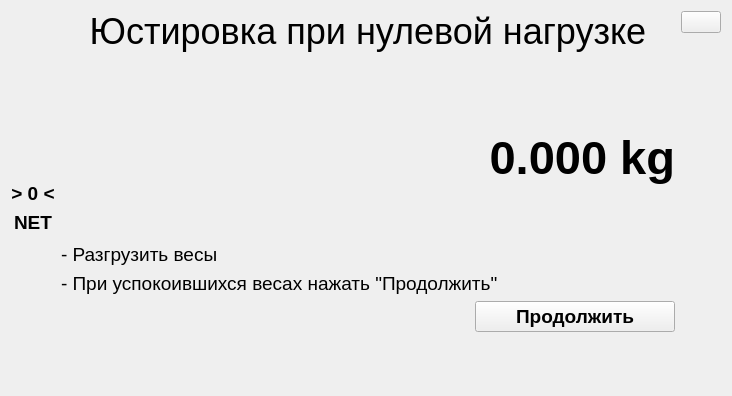
Qt form inspection_module/alignwidget.ui (cyrillwork/MassaK) before a commit.
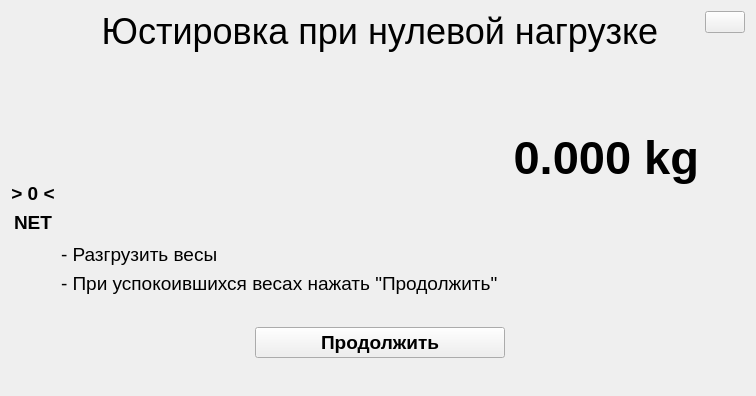
The same form after that commit.

Diff of the .ui file:
```diff
--- a/inspection_module/alignwidget.ui
+++ b/inspection_module/alignwidget.ui
@@ -6,7 +6,7 @@
    <rect>
     <x>0</x>
     <y>0</y>
-    <width>732</width>
+    <width>756</width>
     <height>396</height>
    </rect>
   </property>
@@ -135,11 +135,25 @@
        </property>
       </spacer>
      </item>
+     <item>
+      <spacer name="verticalSpacer_9">
+       <property name="orientation">
+        <enum>Qt::Vertical</enum>
+       </property>
+       <property name="sizeHint" stdset="0">
+        <size>
+         <width>20</width>
+         <height>40</height>
+        </size>
+       </property>
+      </spacer>
+     </item>
      <item>
       <widget class="QLabel" name="weightLabel">
        <property name="font">
         <font>
          <pointsize>35</pointsize>
+         <weight>75</weight>
          <bold>true</bold>
         </font>
        </property>
@@ -164,6 +178,19 @@
        </property>
       </spacer>
      </item>
+     <item>
+      <spacer name="verticalSpacer_8">
+       <property name="orientation">
+        <enum>Qt::Vertical</enum>
+       </property>
+       <property name="sizeHint" stdset="0">
+        <size>
+         <width>20</width>
+         <height>40</height>
+        </size>
+       </property>
+      </spacer>
+     </item>
      <item>
       <widget class="QLabel" name="label_3">
        <property name="font">
@@ -189,26 +216,73 @@
       </widget>
      </item>
      <item>
+      <spacer name="verticalSpacer_7">
+       <property name="orientation">
+        <enum>Qt::Vertical</enum>
+       </property>
+       <property name="sizeHint" stdset="0">
+        <size>
+         <width>20</width>
+         <height>40</height>
+        </size>
+       </property>
+      </spacer>
+     </item>
+     <item>
+      <layout class="QHBoxLayout" name="horizontalLayout_2">
+       <item>
+        <spacer name="horizontalSpacer_2">
+         <property name="orientation">
+          <enum>Qt::Horizontal</enum>
+         </property>
+         <property name="sizeHint" stdset="0">
+          <size>
+           <width>40</width>
+           <height>20</height>
+          </size>
+         </property>
+        </spacer>
+       </item>
+       <item>
       <widget class="QPushButton" name="finishButton">
+         <property name="minimumSize">
+          <size>
+           <width>250</width>
+           <height>0</height>
+          </size>
+         </property>
        <property name="maximumSize">
         <size>
-         <width>200</width>
+           <width>300</width>
          <height>16777215</height>
         </size>
        </property>
        <property name="font">
         <font>
          <pointsize>14</pointsize>
+           <weight>75</weight>
          <bold>true</bold>
         </font>
        </property>
-       <property name="layoutDirection">
-        <enum>Qt::RightToLeft</enum>
-       </property>
        <property name="text">
         <string>Продолжить</string>
        </property>
       </widget>
+       </item>
+       <item>
+        <spacer name="horizontalSpacer_3">
+         <property name="orientation">
+          <enum>Qt::Horizontal</enum>
+         </property>
+         <property name="sizeHint" stdset="0">
+          <size>
+           <width>40</width>
+           <height>20</height>
+          </size>
+         </property>
+        </spacer>
+       </item>
+      </layout>
      </item>
      <item>
       <spacer name="verticalSpacer_6">
```
Left out of the diff: 4 changed lines with no effect on the pictures. Lines whose indentation alone changed are shown as unchanged.
